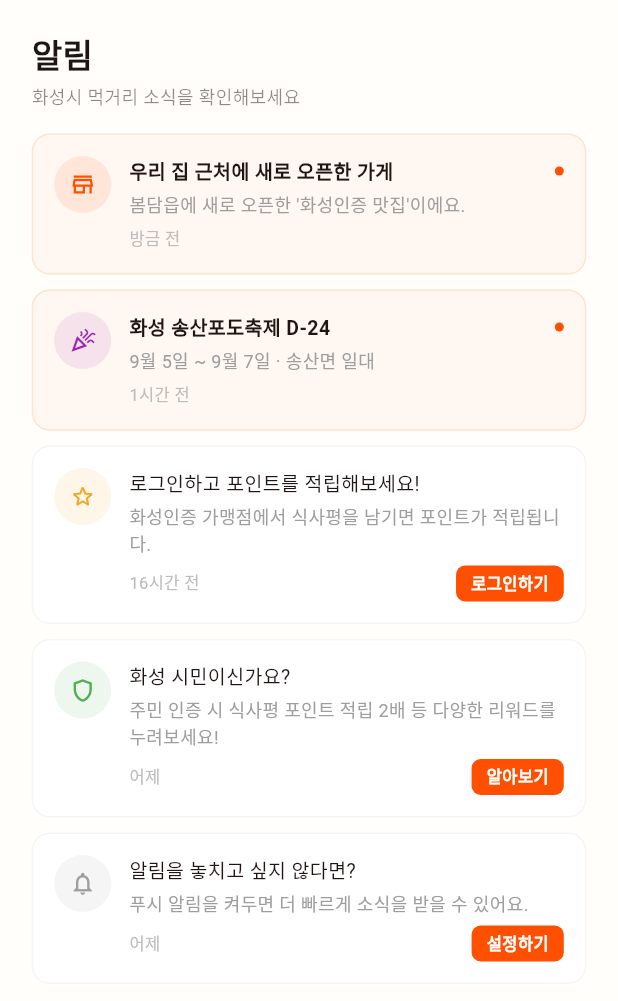
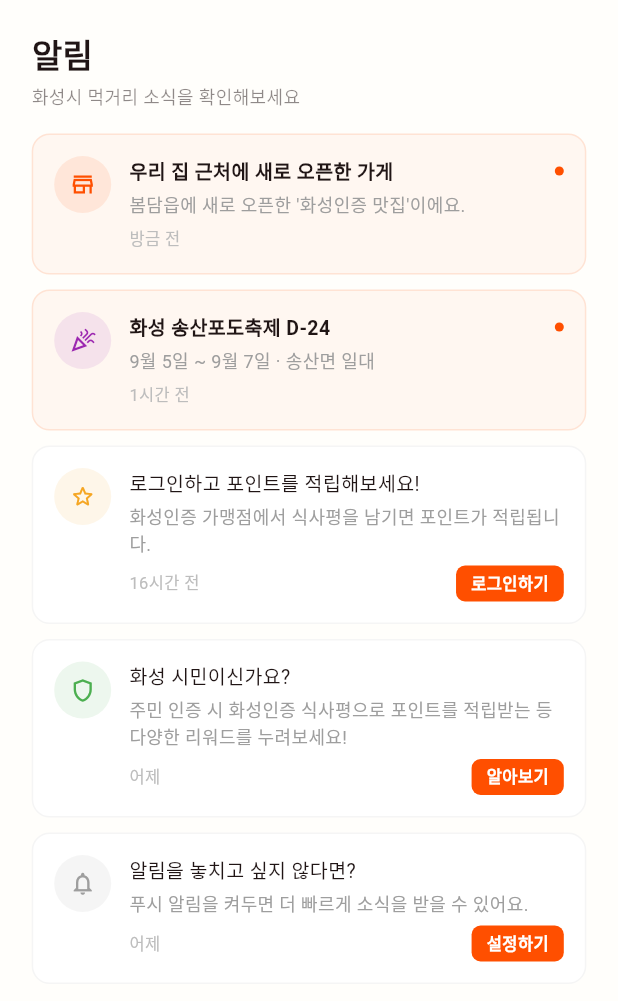
Before and after one commit to Seongwonp/hwaseong-eats, a Flutter app: the NotificationScreen screen opened directly, on a phone screen of 412 x 824 dp. Shown: the top 1001 px of the screen. Run offline on Flutter 3.47's test engine with Material 3 defaults, Android fonts, the phone set to English and light mode, and no system bars; our stand-ins replace dio, flutter_dotenv, flutter_riverpod, flutter_secure_storage, geolocator, go_router and 4 more; missing offline and left inert: dart:html, dart:js, dart:ui_web, kakao_flutter_sdk_user, webview_flutter_android, webview_flutter_wkwebview; accounts and stored records are empty; network calls fail; Roboto replaces fonts that are missing (NotoSerifKR).

Commit message:
fix(notification): 주민인증 알림 문구 정정 — 2배 적립이 아니라 인증 시 500P

```diff
--- a/frontend/lib/screens/notification_screen.dart
+++ b/frontend/lib/screens/notification_screen.dart
@@ -121,7 +121,7 @@ class NotificationScreen extends ConsumerWidget {
         verifyOnTap = () => context.push('/verify');
       } else {
         verifyTitle = '아직 화성 주민 인증을 하지 않으셨어요.';
-        verifyBody = '주민 인증을 완료하면 식사평 포인트를 2배로 적립받을 수 있어요!';
+        verifyBody = '주민 인증을 완료하면 화성인증 식사평 작성 시 500P를 적립받을 수 있어요!';
         verifyUnread = true;
         verifyHasAction = true;
         verifyActionLabel = '인증하기';
@@ -129,7 +129,7 @@ class NotificationScreen extends ConsumerWidget {
       }
     } else {
       verifyTitle = '화성 시민이신가요?';
-      verifyBody = '주민 인증 시 식사평 포인트 적립 2배 등 다양한 리워드를 누려보세요!';
+      verifyBody = '주민 인증 시 화성인증 식사평으로 포인트를 적립받는 등 다양한 리워드를 누려보세요!';
       verifyUnread = false;
       verifyHasAction = true;
       verifyActionLabel = '알아보기';
```
